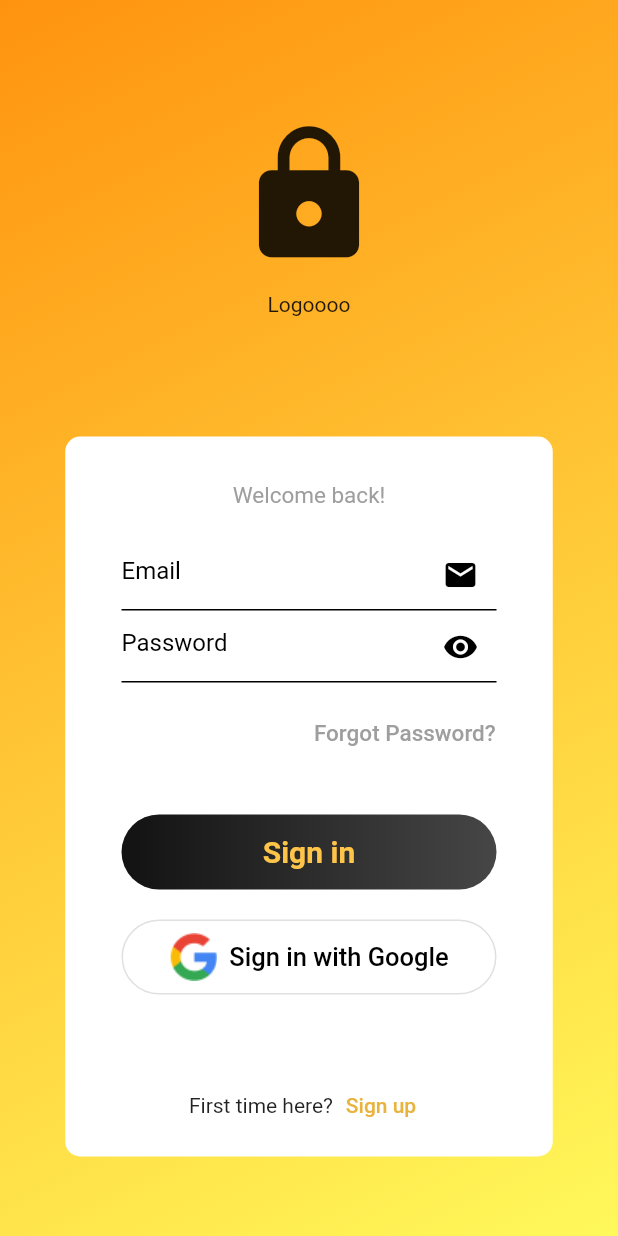
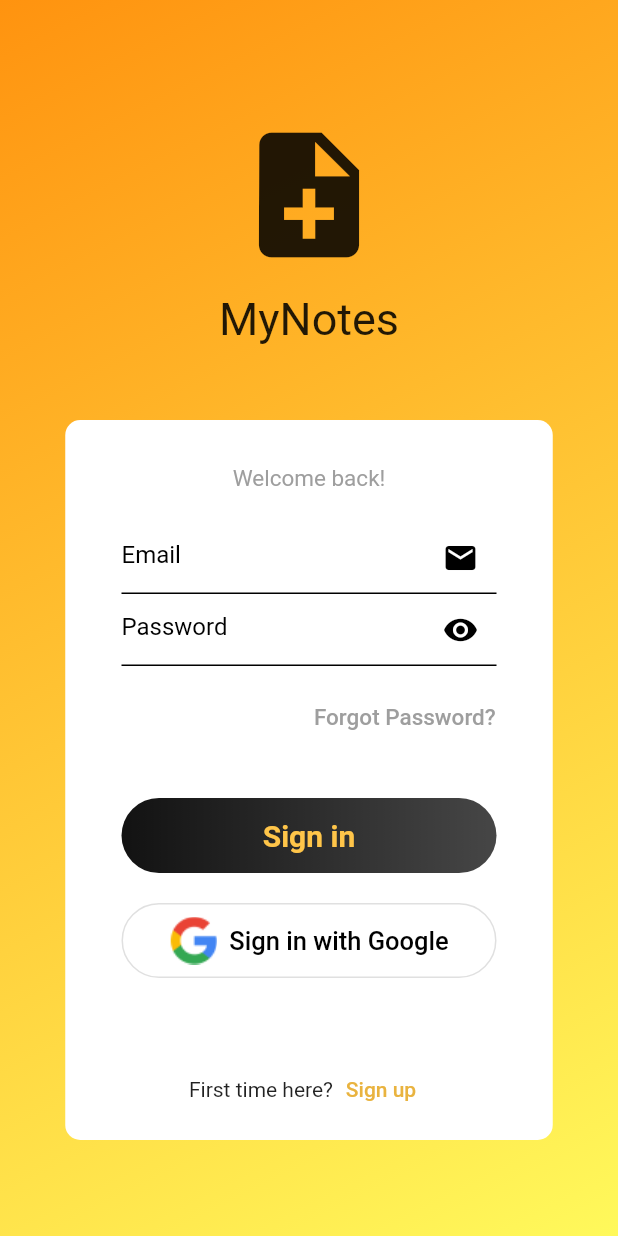
Before and after one commit to lvecerik/mynotes, a Flutter app: the screen it shows after launch, after a tap on "Sign in with Google", on a phone screen of 412 x 824 dp. Run offline on Flutter 3.47's test engine with Material 2 defaults, Android fonts, the phone set to English and light mode, and no system bars; our stand-ins replace cloud_firestore, firebase_auth, firebase_core, google_sign_in, share_plus; accounts and stored records are empty.

Commit message:
google loginL

```diff
--- /dev/null
+++ b/lib/email_textfield_widget.dart
@@ -0,0 +1,6 @@
+import 'package:flutter/material.dart';
+
+class EmailTextField extends TextField{
+  const EmailTextField({super.key});
+
+}
--- a/lib/services/auth/auth_service.dart
+++ b/lib/services/auth/auth_service.dart
@@ -1,8 +1,8 @@
 import 'package:my_notes/services/auth/firebase_auth_provider.dart';
-
 import 'auth_provider.dart';
 import 'auth_user.dart';
 
+//má zmysel pri viacerých auth provideroch
 class AuthService implements AuthProvider {
   final AuthProvider provider;
   AuthService(this.provider);
--- /dev/null
+++ b/lib/services/auth/google_auth.dart
@@ -0,0 +1,15 @@
+import 'package:firebase_auth/firebase_auth.dart';
+import 'package:google_sign_in/google_sign_in.dart';
+
+class GoogleAuthService {
+  signInWithGoogle() async {
+    final GoogleSignInAccount? gUser = await GoogleSignIn().signIn();
+    final GoogleSignInAuthentication gAuth = await gUser!.authentication;
+    final credential = GoogleAuthProvider.credential(
+        accessToken: gAuth.accessToken, idToken: gAuth.idToken);
+
+    UserCredential userCredential =
+        await FirebaseAuth.instance.signInWithCredential(credential);
+    print(userCredential.user?.displayName);
+  }
+}
--- a/lib/view/login_view.dart
+++ b/lib/view/login_view.dart
@@ -1,4 +1,7 @@
+import 'package:firebase_auth/firebase_auth.dart';
 import 'package:flutter/material.dart';
+import 'package:google_sign_in/google_sign_in.dart';
+import "package:my_notes/services/auth/google_auth.dart";
 import 'package:my_notes/constants/routes.dart';
 import 'package:my_notes/services/auth/auth_exceptions.dart';
 import 'package:my_notes/services/auth/auth_service.dart';
@@ -53,12 +56,17 @@ class _LoginViewState extends State<LoginView> {
             children: [
               const SizedBox(height: 80),
               const Icon(
-                Icons.lock,
+                Icons.note_add,
                 size: 100,
               ),
               const SizedBox(height: 15),
-              const Text("Logoooo"),
-              const SizedBox(height: 80),
+              const Text(
+                "MyNotes",
+                style: TextStyle(
+                  fontSize: 30,
+                ),
+              ),
+              const SizedBox(height: 50),
               Container(
                 height: 480,
                 width: 325,
@@ -229,7 +237,11 @@ class _LoginViewState extends State<LoginView> {
                           ),
                         ),
                       ),
-                      onPressed: () {},
+                      onPressed: () async {
+                        await GoogleAuthService().signInWithGoogle();
+                        Navigator.of(context).pushNamedAndRemoveUntil(
+                            notesRoute, (route) => false);
+                      },
                       icon: Image.asset("assets/images/google_icon.png"),
                       label: const Text(
                         "Sign in with Google",
--- a/lib/view/password_reset_view.dart
+++ b/lib/view/password_reset_view.dart
@@ -17,7 +17,6 @@ class _PasswordResetViewState extends State<PasswordResetView> {
     _email = TextEditingController();
     super.initState();
   }
-
   @override
   void dispose() {
     _email.dispose();
@@ -46,12 +45,14 @@ class _PasswordResetViewState extends State<PasswordResetView> {
             children: [
               const SizedBox(height: 80),
               const Icon(
-                Icons.question_mark,
+                Icons.note_add,
                 size: 100,
               ),
               const SizedBox(height: 15),
-              const Text("Logoooo"),
-              const SizedBox(height: 80),
+              const Text("MyNotes", style: TextStyle(
+                fontSize: 30,
+              ),),
+              const SizedBox(height: 50),
               Container(
                 height: 280,
                 width: 325,
--- a/pubspec.yaml
+++ b/pubspec.yaml
@@ -18,6 +18,7 @@ dependencies:
   path: ^1.8.3
   path_provider: ^2.0.15
   share_plus: ^7.0.2
+  google_sign_in: ^6.1.4
 
 dev_dependencies:
   flutter_test:
```
Also changed, not shown: lib/view/register_view.dart (+20 -2 lines), pubspec.lock, 2 other files.
